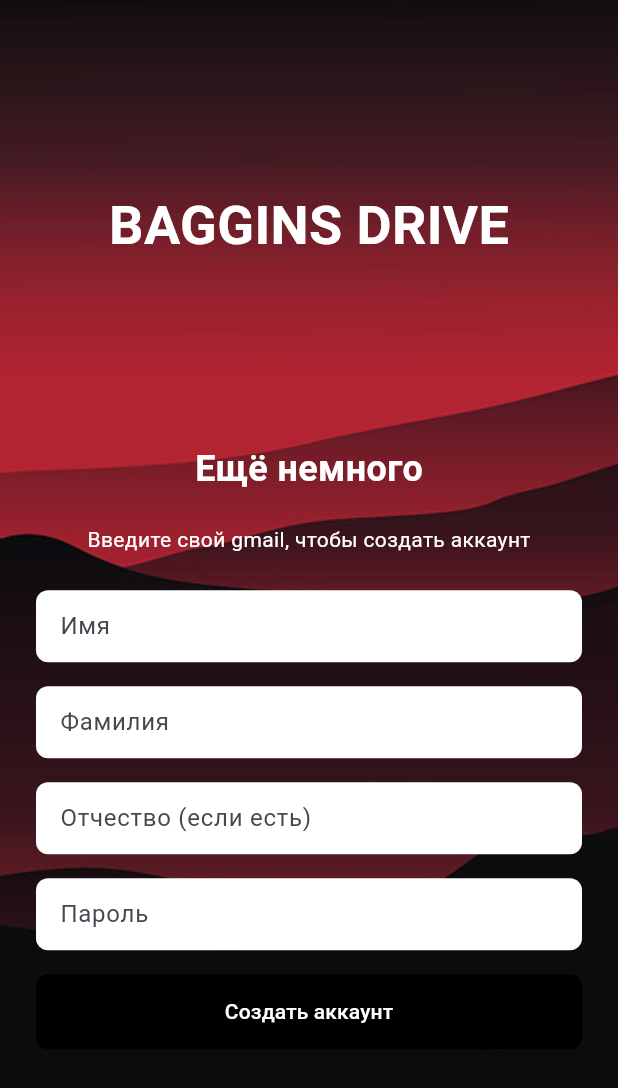
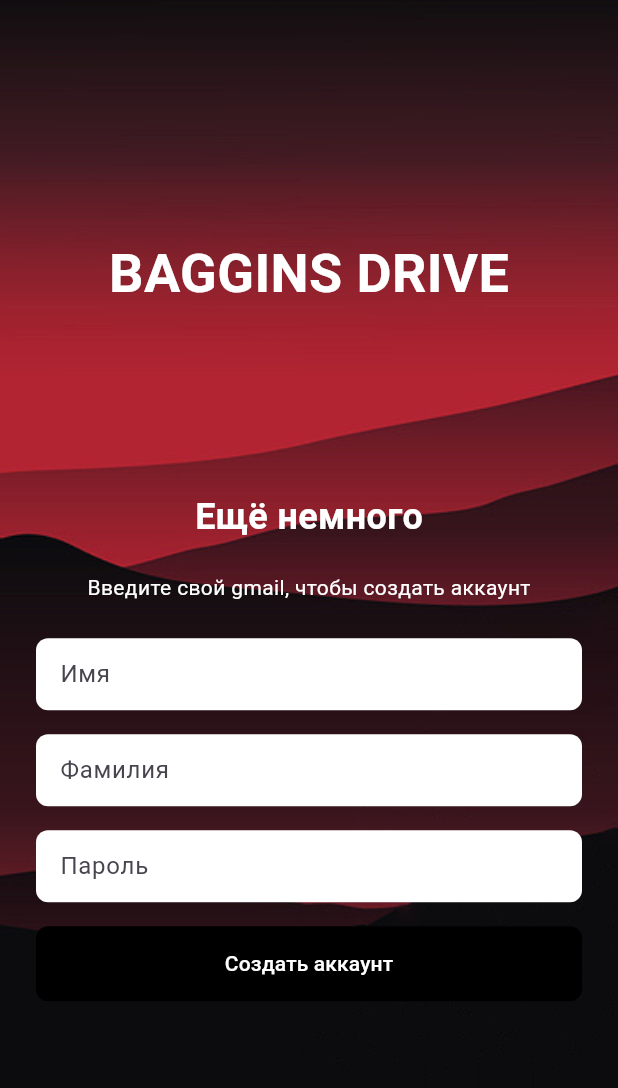
Before and after one commit to kostiausolicev/hackathon_baggins_mobile, a Flutter app: the screen it shows after launch, swiped to page 2, on a phone screen of 412 x 824 dp. Shown: the top 1088 px of the screen. Run offline on Flutter 3.47's test engine with Material 3 defaults, Android fonts, the phone set to English and light mode, and no system bars; our stand-ins replace flutter_svg.

Commit message:
Delete patronymic from SignUpAccSecond

```diff
--- a/lib/SignUpAccSecond.dart
+++ b/lib/SignUpAccSecond.dart
@@ -86,21 +86,6 @@ class SignUpAccSecond extends StatelessWidget {
                   child: TextField(
                     decoration: InputDecoration(
                       border: InputBorder.none,
-                      hintText: 'Отчество (если есть)',
-                    ),
-                  ),
-                ),
-                SizedBox(height: 16),
-                Container(
-                  width: MediaQuery.of(context).size.width - 48,
-                  decoration: BoxDecoration(
-                    color: Colors.white,
-                    borderRadius: BorderRadius.circular(8.0),
-                  ),
-                  padding: EdgeInsets.symmetric(horizontal: 16.0),
-                  child: TextField(
-                    decoration: InputDecoration(
-                      border: InputBorder.none,
                       hintText: 'Пароль',
                     ),
                   ),
```
